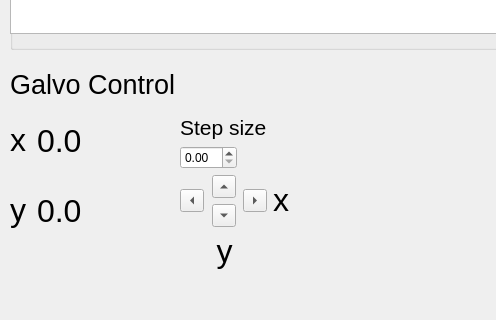
Old version of the form gui/dashboard/ui_dashboard.ui in the repository trezitorul/qudi; both pictures show x 0 to 496 and y 571 to 891 of the 1171 by 891 pixel window.
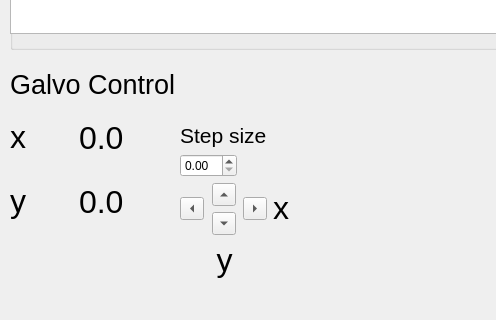
New version of the form. Icons and pictures are not drawn. Custom widgets are drawn as their Qt base class.

```diff
--- a/gui/dashboard/ui_dashboard.ui
+++ b/gui/dashboard/ui_dashboard.ui
@@ -890,7 +890,7 @@
      <x>180</x>
      <y>680</y>
      <width>166</width>
-     <height>161</height>
+     <height>171</height>
     </rect>
    </property>
    <layout class="QGridLayout" name="gridLayout_2">
@@ -998,8 +998,8 @@
     <rect>
      <x>10</x>
      <y>680</y>
-     <width>72</width>
-     <height>133</height>
+     <width>131</width>
+     <height>121</height>
     </rect>
    </property>
    <layout class="QHBoxLayout" name="horizontalLayout_11">
```
